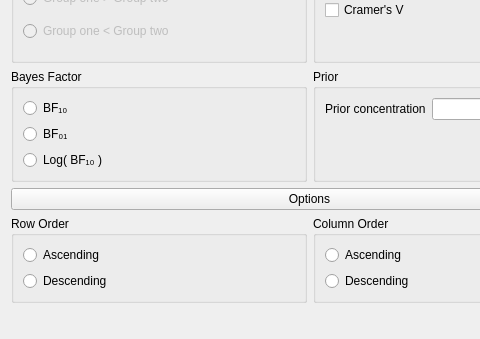
Old version of the form JASP-Desktop/analysisforms/contingencytablesbayesianform.ui in the repository jasp-stats/jasp-desktop; both pictures show x 0 to 480 and y 845 to 1184 of the 619 by 1184 pixel window.
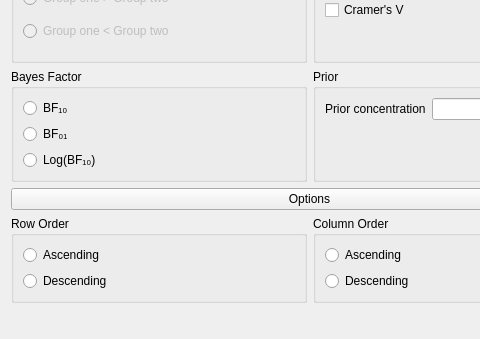
New version of the form. Custom widgets are drawn as their Qt base class.

Patch:
```diff
--- a/JASP-Desktop/analysisforms/contingencytablesbayesianform.ui
+++ b/JASP-Desktop/analysisforms/contingencytablesbayesianform.ui
@@ -718,7 +718,7 @@
             <item row="2" column="0">
              <widget class="QRadioButton" name="_3LBF10">
               <property name="text">
-               <string>Log( BF₁₀ )</string>
+               <string>Log(BF₁₀)</string>
               </property>
              </widget>
             </item>
```
